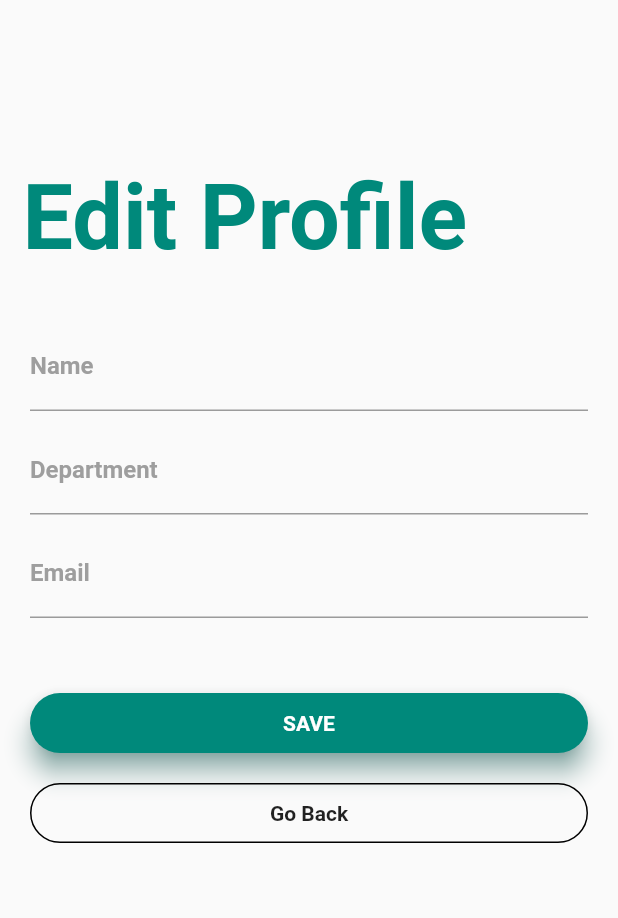
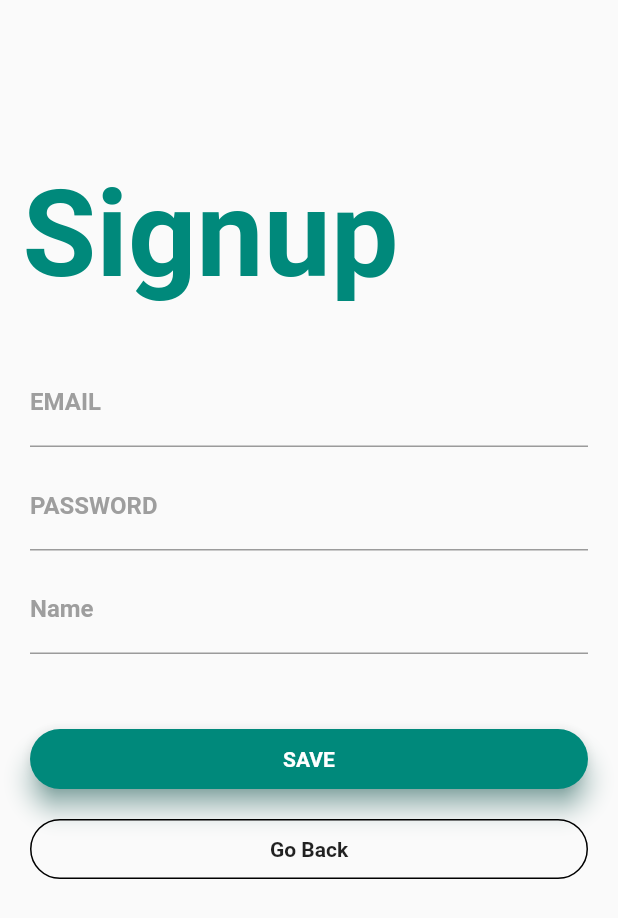
Before and after one commit to ioxvar/BEC-plugin, a Flutter app: the ProfilePage screen opened directly, on a phone screen of 412 x 824 dp. Shown: the top 918 px of the screen. Run offline on Flutter 3.47's test engine with Material 2 defaults, Android fonts, the phone set to English and light mode, and no system bars; our stand-ins replace cloud_firestore, firebase_auth, firebase_core; accounts and stored records are empty; Roboto replaces fonts that are missing (Montserrat).

Commit message:
Revert "profile page ui"
This reverts commit eff1407b78583b7afd8a354f78fbb212105330e4.

```diff
--- a/lib/crud/profile.dart
+++ b/lib/crud/profile.dart
@@ -1,4 +1,5 @@
 import 'package:flutter/material.dart';
+
 
 class ProfilePage extends StatefulWidget {
   @override
@@ -7,8 +8,8 @@ class ProfilePage extends StatefulWidget {
 
 class ProfilePageState extends State<ProfilePage> {
   final TextEditingController nameController = TextEditingController();
-  final TextEditingController deptController = TextEditingController();
-  final TextEditingController mailController = TextEditingController();
+  final TextEditingController passwordController = TextEditingController();
+  final TextEditingController emailController = TextEditingController();
 
   @override
   Widget build(BuildContext context) {
@@ -16,19 +17,19 @@ class ProfilePageState extends State<ProfilePage> {
       body: SingleChildScrollView(
         child: ConstrainedBox(
             constraints: BoxConstraints(),
-          child: Column(
-            crossAxisAlignment: CrossAxisAlignment.start,
-            children: <Widget>[
+            child:
+                Column(crossAxisAlignment: CrossAxisAlignment.start, children: <
+                    Widget>[
               Container(
                 child: Stack(
                   children: <Widget>[
                     Container(
                       padding: EdgeInsets.fromLTRB(15.0, 110.0, 0.0, 0.0),
                       child: Text(
-                        'Edit Profile',
+                        'Signup',
                         style: TextStyle(
                             color: Colors.teal[600].withOpacity(1),
-                            fontSize: 60.0,
+                            fontSize: 80.0,
                             fontWeight: FontWeight.bold),
                       ),
                     ),
@@ -43,40 +44,42 @@ class ProfilePageState extends State<ProfilePage> {
                   child: Column(
                     children: <Widget>[
                       TextField(
+                        controller: emailController,
+                        decoration: InputDecoration(
+                            hintText: 'something@email.com',
+                            hintStyle: TextStyle(color: Colors.grey[400]),
+                            labelText: 'EMAIL',
+                            labelStyle: TextStyle(
+                                fontFamily: 'Montserrat',
+                                fontWeight: FontWeight.bold,
+                                color: Colors.grey),
+                            focusedBorder: UnderlineInputBorder(
+                                borderSide:
+                                    BorderSide(color: Colors.teal[600]))),
+                      ),
+                      SizedBox(height: 10.0),
+                      TextField(
+                        controller: passwordController,
+                        decoration: InputDecoration(
+                            hintText: '6+ characters',
+                            hintStyle: TextStyle(color: Colors.grey[400]),
+                            labelText: 'PASSWORD ',
+                            labelStyle: TextStyle(
+                                fontFamily: 'Montserrat',
+                                fontWeight: FontWeight.bold,
+                                color: Colors.grey),
+                            focusedBorder: UnderlineInputBorder(
+                                borderSide:
+                                    BorderSide(color: Colors.teal[600]))),
+                        obscureText: true,
+                      ),
+                      SizedBox(height: 10.0),
+                      TextField(
                         controller: nameController,
                         decoration: InputDecoration(
                             hintText: 'Enter your name',
                             hintStyle: TextStyle(color: Colors.grey[400]),
                             labelText: 'Name',
-                          labelStyle: TextStyle(
-                              fontFamily: 'Montserrat',
-                              fontWeight: FontWeight.bold,
-                              color: Colors.grey),
-                          focusedBorder: UnderlineInputBorder(
-                              borderSide: BorderSide(color: Colors.teal[600]))),
-                    ),
-                    SizedBox(height: 10.0),
-                    TextField(
-                      controller: deptController,
-                      decoration: InputDecoration(
-                          hintText: 'Enter your Department',
-                          hintStyle: TextStyle(color: Colors.grey[400]),
-                          labelText: 'Department',
-                          labelStyle: TextStyle(
-                              fontFamily: 'Montserrat',
-                              fontWeight: FontWeight.bold,
-                              color: Colors.grey),
-                          focusedBorder: UnderlineInputBorder(
-                              borderSide: BorderSide(color: Colors.teal[600]))),
-                      obscureText: true,
-                    ),
-                    SizedBox(height: 10.0),
-                    TextField(
-                      controller: mailController,
-                      decoration: InputDecoration(
-                          hintText: 'Enter your email',
-                          hintStyle: TextStyle(color: Colors.grey[400]),
-                          labelText: 'Email',
                             labelStyle: TextStyle(
                                 fontFamily: 'Montserrat',
                                 fontWeight: FontWeight.bold,
@@ -106,7 +109,7 @@ class ProfilePageState extends State<ProfilePage> {
                                 ),
                               ),
                             ),
-                        ),),
+                          )),
                       SizedBox(height: 20.0),
                       Container(
                         height: 40.0,
@@ -133,11 +136,8 @@ class ProfilePageState extends State<ProfilePage> {
                         ),
                       ),
                     ],
-                ),
-              ),
-            ],
-          ),
-        ),
+                  )),
+            ])),
       ),
     );
   }
```
Lines whose indentation alone changed are shown as unchanged.
